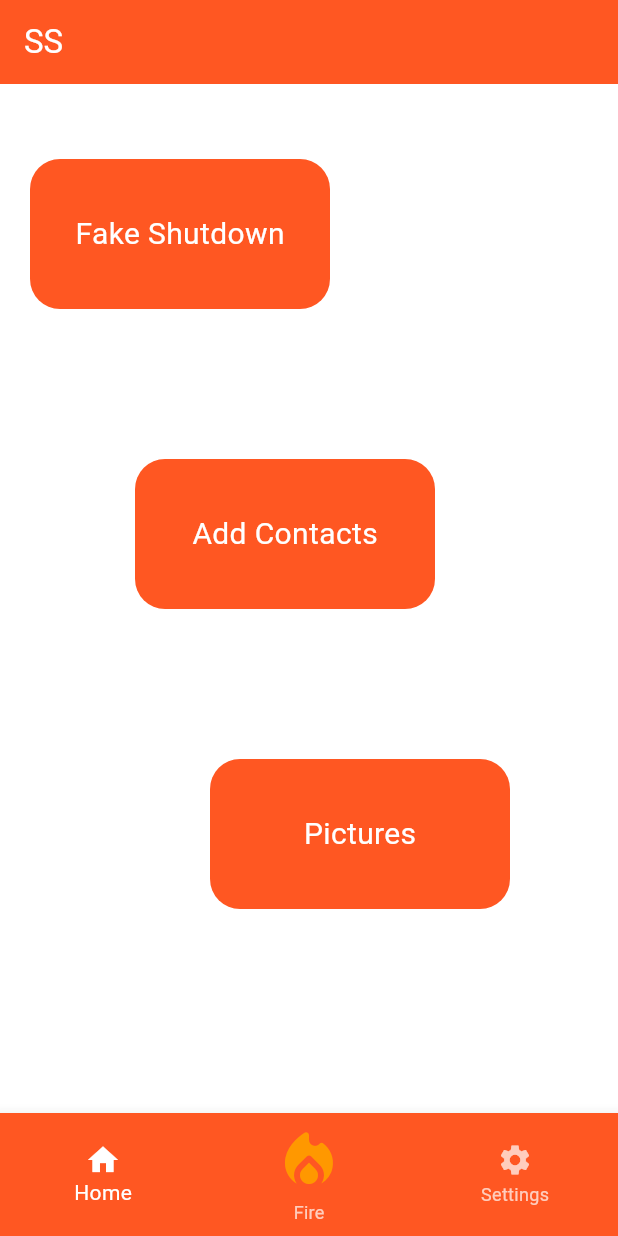
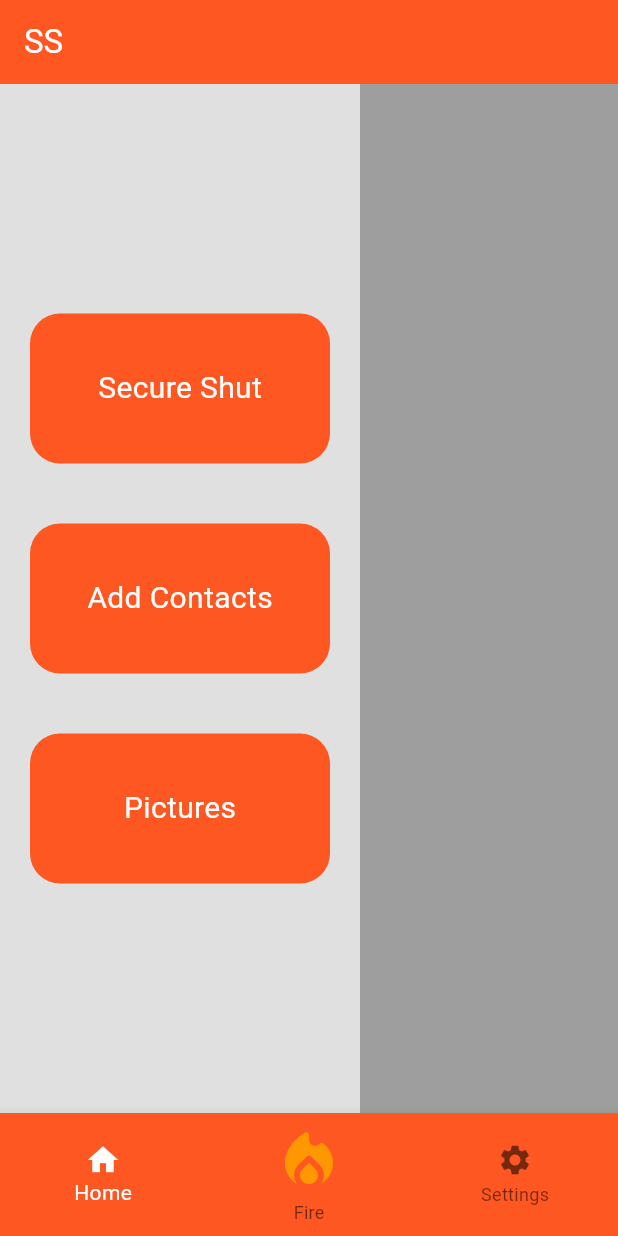
Before and after one commit to Himeshkoli8523/secureshut, a Flutter app: the screen it shows after launch, on a phone screen of 412 x 824 dp. Run offline on Flutter 3.47's test engine with Material 3 defaults, Android fonts, the phone set to English and light mode, and no system bars.

Commit message:
made it some optimal

```diff
--- a/lib/home_page.dart
+++ b/lib/home_page.dart
@@ -12,12 +12,6 @@ class MyHomePage extends StatefulWidget {
 class _MyHomePageState extends State<MyHomePage> {
   int _selectedIndex = 0;
 
-  static const List<Widget> _widgetOptions = <Widget>[
-    Text('Index 0: Placeholder'),
-    Text('Index 1: Placeholder'),
-    Text('Index 2: Placeholder'),
-  ];
-
   void _onItemTapped(int index) {
     setState(() {
       _selectedIndex = index;
@@ -26,91 +20,21 @@ class _MyHomePageState extends State<MyHomePage> {
 
   @override
   Widget build(BuildContext context) {
+    try {
       return Scaffold(
         appBar: AppBar(
           title: Text(widget.title),
         ),
-      body: Stack(
-        children: [
-          Center(
-            child: _widgetOptions.elementAt(_selectedIndex),
-          ),
-          // box for fake shutdown
-          Positioned(
-            left: 20, // Specify x coordinate
-            top: 50, // Specify y coordinate
-            child: Container(
-              width: 200,
-              height: 100,
-              decoration: BoxDecoration(
-                color: Colors.deepOrange, // Color of the rectangle
-                borderRadius: BorderRadius.circular(20.0), // Rounded corners
-              ),
-              child: const Column(
+        body: Container(
+          color: Colors.grey[300], // Gray background color
+          child: Column(
             mainAxisAlignment: MainAxisAlignment.center,
             children: [
-                  Text(
-                    'Fake Shutdown',
-                    style: TextStyle(
-                      color: Colors.white,
-                      fontSize: 20,
-                    ),
-                  ),
+              _buildOptionContainer('Secure Shut'),
+              _buildOptionContainer('Add Contacts'),
+              _buildOptionContainer('Pictures'),
             ],
           ),
-            ),
-          ),
-          // box for add contacts
-          Positioned(
-            left: 90, // Specify x coordinate
-            top: 250, // Specify y coordinate for the second block
-            child: Container(
-              width: 200,
-              height: 100,
-              decoration: BoxDecoration(
-                color: Colors.deepOrange, // Color of the rectangle
-                borderRadius: BorderRadius.circular(20.0), // Rounded corners
-              ),
-              child: const Column(
-                mainAxisAlignment: MainAxisAlignment.center,
-                children: [
-                  Text(
-                    'Add Contacts',
-                    style: TextStyle(
-                      color: Colors.white,
-                      fontSize: 20,
-                    ),
-                  ),
-                ],
-              ),
-            ),
-          ),
-          // box for pictures
-          Positioned(
-            left: 140, // Specify x coordinate for the third block
-            top: 450, // Specify y coordinate for the third block
-            child: Container(
-              width: 200,
-              height: 100,
-              decoration: BoxDecoration(
-                color: Colors.deepOrange, // Color of the rectangle
-                borderRadius: BorderRadius.circular(20.0), // Rounded corners
-              ),
-              child: const Column(
-                mainAxisAlignment: MainAxisAlignment.center,
-                children: [
-                  Text(
-                    'Pictures',
-                    style: TextStyle(
-                      color: Colors.white,
-                      fontSize: 20,
-                    ),
-                  ),
-                ],
-              ),
-            ),
-          ),
-        ],
         ),
         bottomNavigationBar: BottomNavigationBar(
           items: const <BottomNavigationBarItem>[
@@ -134,5 +58,35 @@ class _MyHomePageState extends State<MyHomePage> {
           onTap: _onItemTapped,
         ),
       );
+    } catch (e) {
+      // Handle any potential errors during widget build
+      print('Error during widget build: $e');
+      return Scaffold(
+        body: Center(
+          child: Text('Error occurred. Please try again.'),
+        ),
+      );
     }
   }
+
+  Widget _buildOptionContainer(String text) {
+    return Container(
+      margin: EdgeInsets.all(20),
+      width: 200,
+      height: 100,
+      decoration: BoxDecoration(
+        color: Colors.deepOrange, // Color of the rectangle
+        borderRadius: BorderRadius.circular(20.0), // Rounded corners
+      ),
+      child: Center(
+        child: Text(
+          text,
+          style: TextStyle(
+            color: Colors.white,
+            fontSize: 20,
+          ),
+        ),
+      ),
+    );
+  }
+}
--- a/lib/main.dart
+++ b/lib/main.dart
@@ -13,7 +13,7 @@ class MyApp extends StatelessWidget {
       title: 'secureshut',
       theme: ThemeData(
         primarySwatch: Colors.deepOrange,
-        scaffoldBackgroundColor: Colors.white,
+        scaffoldBackgroundColor: Colors.grey,
         appBarTheme: const AppBarTheme(
           backgroundColor: Colors.deepOrange,
           foregroundColor: Colors.white,
@@ -22,11 +22,6 @@ class MyApp extends StatelessWidget {
           backgroundColor: Colors.deepOrange,
           selectedItemColor: Colors.white,
         ),
-        colorScheme: const ColorScheme.dark(
-          primary: Colors.deepOrange,
-          onPrimary: Colors.white,
-        ),
-        useMaterial3: true,
       ),
       home: const MyHomePage(title: 'SS'),
     );
```
Also changed, not shown: 1 other file. Lines whose indentation alone changed are shown as unchanged.
